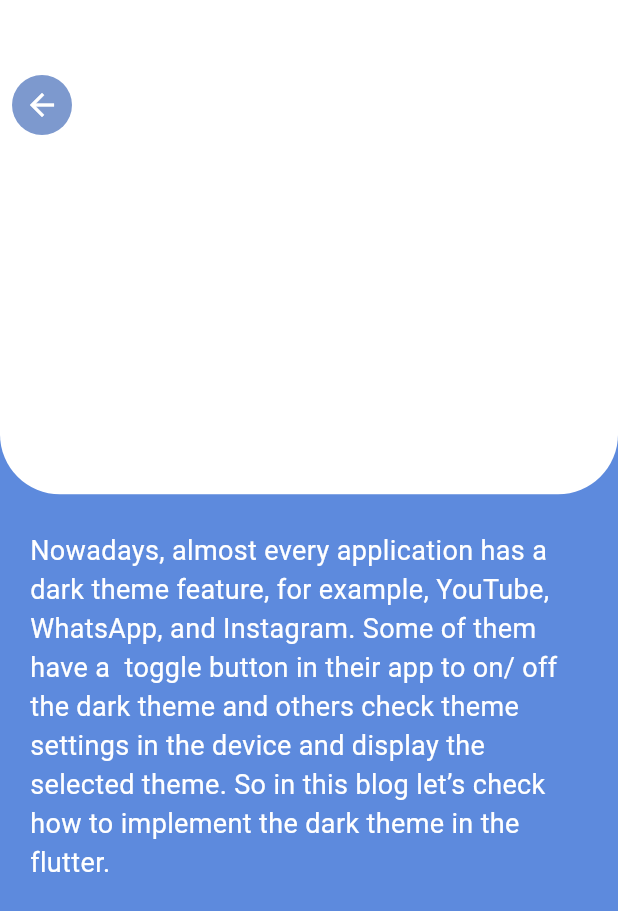
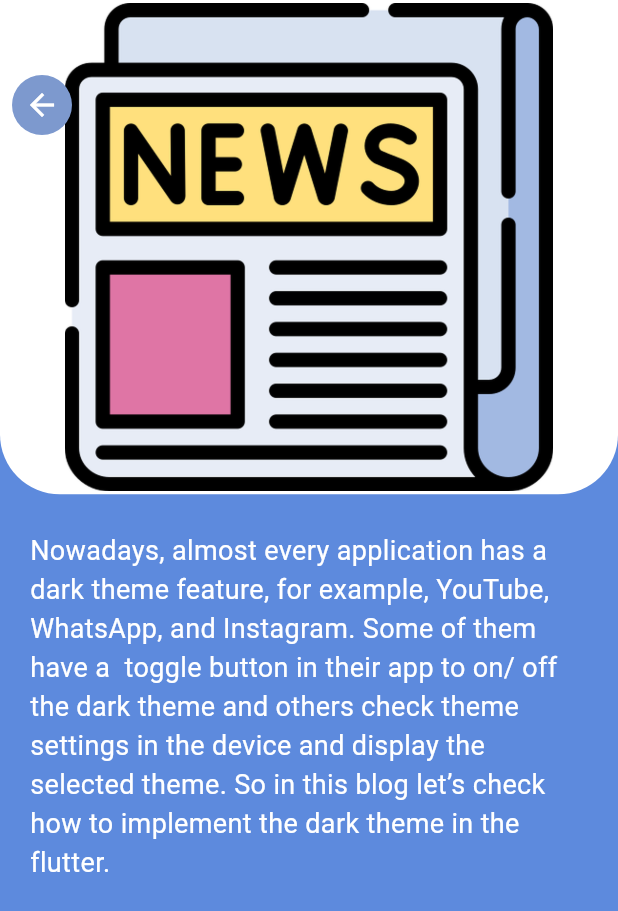
Before and after one commit to saloni-gts/News_Flash, a Flutter app: the NewsDetailScreen screen opened directly, on a phone screen of 412 x 824 dp. Shown: the top 911 px of the screen. Run offline on Flutter 3.47's test engine with Material 3 defaults, Android fonts, the phone set to English and light mode, and no system bars; our stand-ins replace easy_localization, flutter_easyloading.

Commit message:
detail page set

```diff
--- a/lib/news_detail_page.dart
+++ b/lib/news_detail_page.dart
@@ -1,4 +1,5 @@
 import 'package:flutter/material.dart';
+import 'package:news_daily/constants/app_images.dart';
 
 class NewsDetailScreen extends StatefulWidget {
   const NewsDetailScreen({super.key});
@@ -26,6 +27,16 @@ class _NewsDetailScreenState extends State<NewsDetailScreen> {
                     ),
                   ),
                   height: MediaQuery.of(context).size.height * .40,
+                  width: double.infinity,
+                  child:
+
+                  Padding(
+                    padding: const EdgeInsets.all(2.0),
+                    child: Image.asset(
+                      AppImage.splash,
+                      fit: BoxFit.contain,
+                    ),
+                  ),
                 ),
                 Positioned(
                   top: 50,
```
